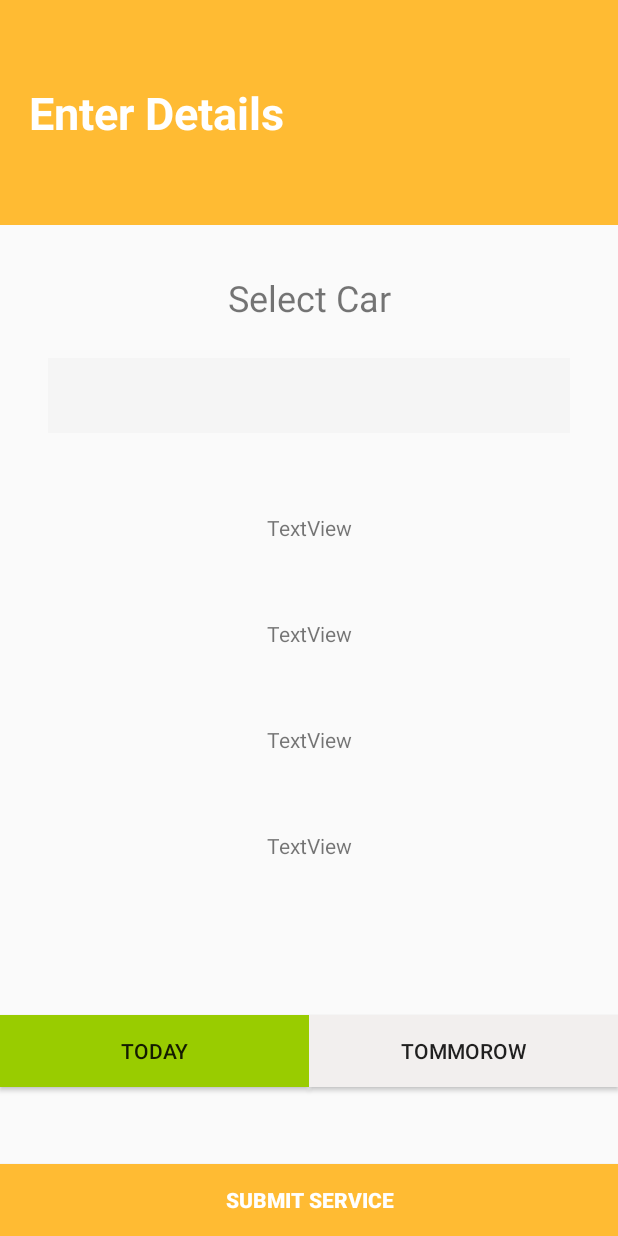
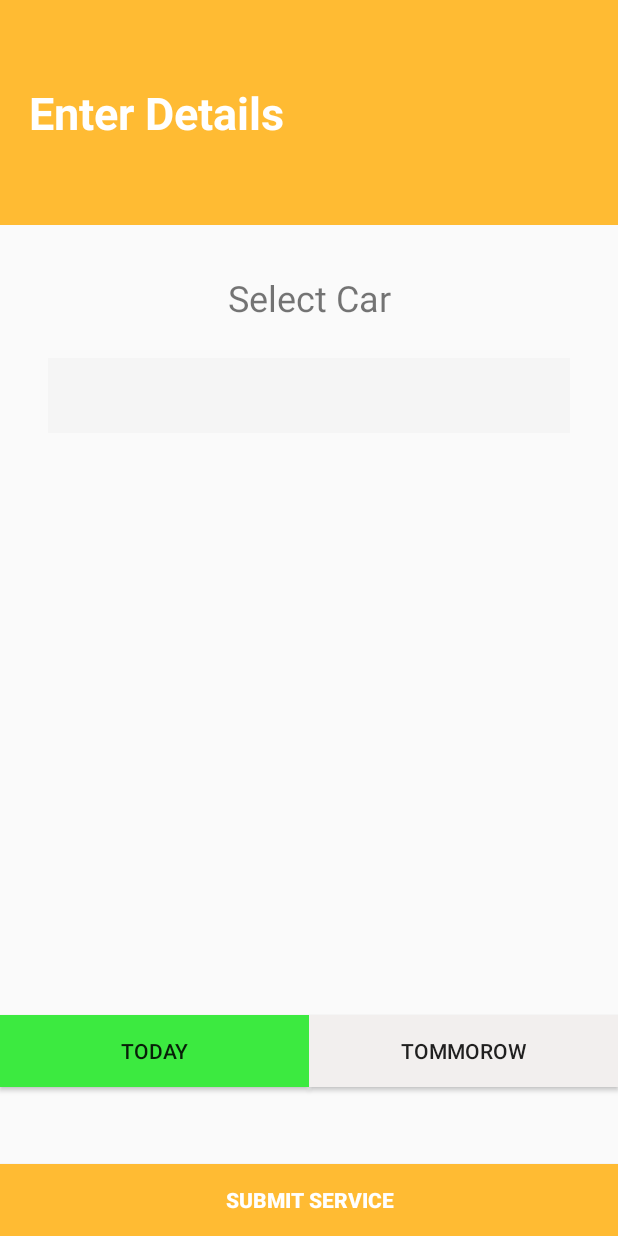
Before and after one commit to ajithsuryathati01/VechileTurn, an Android app: the Details screen opened directly, with no data from a screen before it, on a phone screen of 412 x 824 dp. Run offline under Robolectric (Android 15) with nearby library versions, the phone set to English and light mode, and no system bars; our stand-ins replace Firebase (no records; nobody signed in at launch, a user with empty details on screens opened directly).

Commit message:
Last page error

```diff
--- a/app/src/main/AndroidManifest.xml
+++ b/app/src/main/AndroidManifest.xml
@@ -13,7 +13,8 @@
         android:supportsRtl="true"
         android:theme="@style/Theme.AppCompat.Light.NoActionBar"
         tools:ignore="GoogleAppIndexingWarning">
-        <activity android:name=".Details"></activity>
+        <activity android:name=".Success"></activity>
+        <activity android:name=".Details" />
         <activity android:name=".allServices" />
         <activity android:name=".EmergencyServices" />
         <activity android:name=".AddCar" />
--- a/app/src/main/java/uk/ac/tees/aad/W9506463/Details.java
+++ b/app/src/main/java/uk/ac/tees/aad/W9506463/Details.java
@@ -2,6 +2,7 @@ package uk.ac.tees.aad.W9506463;
 
 import androidx.appcompat.app.AppCompatActivity;
 
+import android.content.Intent;
 import android.graphics.Color;
 import android.os.Bundle;
 import android.util.Log;
@@ -20,7 +21,10 @@ import com.google.firebase.database.DatabaseReference;
 import com.google.firebase.database.FirebaseDatabase;
 import com.google.firebase.database.ValueEventListener;
 
+import java.time.LocalDateTime;
 import java.util.ArrayList;
+import java.util.Calendar;
+import java.util.Date;
 import java.util.List;
 
 public class Details extends AppCompatActivity implements  AdapterView.OnItemSelectedListener{
@@ -29,6 +33,17 @@ public class Details extends AppCompatActivity implements  AdapterView.OnItemSel
     List<String> listCars;
     Spinner spin;
     int Selected;
+    Button today;
+    Button tommarow;
+    Button submit;
+
+
+    TextView name ;
+    TextView model ;
+    TextView brand ;
+    TextView phone ;
+
+    int date = 1;
     @Override
     protected void onCreate(Bundle savedInstanceState) {
         super.onCreate(savedInstanceState);
@@ -42,6 +57,7 @@ public class Details extends AppCompatActivity implements  AdapterView.OnItemSel
         cars = new ArrayList<Car>();
 
         listCars = new ArrayList<String>();
+        submit = findViewById(R.id.submit);
 
 
         myRef.addValueEventListener(new ValueEventListener() {
@@ -76,33 +92,90 @@ public class Details extends AppCompatActivity implements  AdapterView.OnItemSel
 
         spin.setOnItemSelectedListener(this);
 
-        //Creating the ArrayAdapter instance having the country list
-        TextView name = findViewById(R.id.carname);
-        TextView model = findViewById(R.id.model);
-        TextView brand = findViewById(R.id.brand);
-        TextView phone = findViewById(R.id.brand);
 
-        Button today = findViewById(R.id.today);
-        Button tommarow = findViewById(R.id.tommarow);
+       name = findViewById(R.id.carname);
+        model = findViewById(R.id.model);
+         brand = findViewById(R.id.brand);
+      phone = findViewById(R.id.mobile);
 
-        tommarow.setBackgroundColor(Color.parseColor("#F2EFEE"));
+        today = findViewById(R.id.today);
+        tommarow = findViewById(R.id.tommarow);
+
+           today.setOnClickListener(new View.OnClickListener() {
+               @Override
+               public void onClick(View v) {
+                   date = 1;
+                   change();
+               }
+           });
+           tommarow.setOnClickListener(new View.OnClickListener() {
+               @Override
+               public void onClick(View v) {
+                   date =2;
+                   change();
+               }
+           });
+           submit.setOnClickListener(new View.OnClickListener() {
+               @Override
+               public void onClick(View v) {
+                   Date dt = new Date();
+                   Calendar c = Calendar.getInstance();
+                   String ldt="";
+                   if(date == 1){
+                       c.setTime(dt);
+                       ldt = c.toString();
+                   }else{
+                       c.setTime(dt);
+                       c.add(Calendar.DATE, 1);
+                      ldt = c.toString();
+                   }
+                   Intent intent = new Intent(getApplicationContext(),Success.class);
+                   intent.putExtra("car",cars.get(Selected).getCarNumber());
+                   intent.putExtra("date",ldt);
+                   intent.putExtra("service",getIntent().getStringExtra("option"));
+                   startActivity(intent);
+               }
+           });
 
 
 
 
+       change();
+    }
+    public void change()
+    {
+        if(date == 1)
+        {
+            today.setBackgroundColor(Color.parseColor("#3CEA40"));
+            tommarow.setBackgroundColor(Color.parseColor("#F2EFEE"));
+        }else
+        {
+            today.setBackgroundColor(Color.parseColor("#F2EFEE"));
+            tommarow.setBackgroundColor(Color.parseColor("#3CEA40"));
+        }
+
+    }
 
 
-
-
-    }
 
     @Override
     public void onItemSelected(AdapterView<?> parent, View view, int position, long id) {
         Selected = position;
+        fillDetails();
     }
 
     @Override
     public void onNothingSelected(AdapterView<?> parent) {
 
     }
+
+    public  void fillDetails()
+    {
+        Car c = cars.get(Selected);
+        name.setText(c.getCarNumber());
+        model.setText(getIntent().getStringExtra("option"));
+        phone.setText(c.getMobile());
+        brand.setText(c.getCarBrand());
+
+    }
 }
--- a/app/src/main/java/uk/ac/tees/aad/W9506463/allServices.java
+++ b/app/src/main/java/uk/ac/tees/aad/W9506463/allServices.java
@@ -22,7 +22,7 @@ public class allServices extends AppCompatActivity {
             @Override
             public void onClick(View v) {
                 Intent intent  = new Intent(getApplicationContext(),Details.class);
-                intent.putExtra("option","service");
+                intent.putExtra("option","general service");
                 startActivity(intent);
             }
         });
@@ -30,7 +30,7 @@ public class allServices extends AppCompatActivity {
             @Override
             public void onClick(View v) {
                 Intent intent  = new Intent(getApplicationContext(),Details.class);
-                intent.putExtra("option","clean");
+                intent.putExtra("option","cleaning");
                 startActivity(intent);
             }
         });
@@ -38,7 +38,7 @@ public class allServices extends AppCompatActivity {
             @Override
             public void onClick(View v) {
                 Intent intent  = new Intent(getApplicationContext(),Details.class);
-                intent.putExtra("option","spare");
+                intent.putExtra("option","spare part fitting");
                 startActivity(intent);
             }
         });
--- a/app/src/main/res/layout/activity_details.xml
+++ b/app/src/main/res/layout/activity_details.xml
@@ -7,7 +7,7 @@
     tools:context=".Details">
 
     <Button
-        android:id="@+id/button"
+        android:id="@+id/submit"
         android:layout_width="0dp"
         android:layout_height="wrap_content"
         android:background="@android:color/holo_orange_light"
@@ -79,7 +79,6 @@
             android:id="@+id/carname"
             android:layout_width="wrap_content"
             android:layout_height="wrap_content"
-            android:text="@string/textview"
             app:layout_constraintBottom_toTopOf="@+id/brand"
             app:layout_constraintEnd_toEndOf="parent"
             app:layout_constraintStart_toStartOf="parent"
@@ -89,7 +88,6 @@
             android:id="@+id/brand"
             android:layout_width="wrap_content"
             android:layout_height="wrap_content"
-            android:text="@string/textview"
             app:layout_constraintBottom_toTopOf="@+id/model"
             app:layout_constraintEnd_toEndOf="parent"
             app:layout_constraintStart_toStartOf="parent"
@@ -99,7 +97,6 @@
             android:id="@+id/model"
             android:layout_width="wrap_content"
             android:layout_height="wrap_content"
-            android:text="@string/textview"
             app:layout_constraintBottom_toTopOf="@+id/mobile"
             app:layout_constraintEnd_toEndOf="parent"
             app:layout_constraintStart_toStartOf="parent"
@@ -109,7 +106,6 @@
             android:id="@+id/mobile"
             android:layout_width="wrap_content"
             android:layout_height="wrap_content"
-            android:text="@string/textview"
             app:layout_constraintBottom_toBottomOf="parent"
             app:layout_constraintEnd_toEndOf="parent"
             app:layout_constraintStart_toStartOf="parent"
@@ -122,7 +118,7 @@
         android:layout_height="wrap_content"
         android:background="@android:color/holo_green_light"
         android:text="@string/today"
-        app:layout_constraintBottom_toTopOf="@+id/button"
+        app:layout_constraintBottom_toTopOf="@+id/submit"
         app:layout_constraintEnd_toStartOf="@+id/tommarow"
         app:layout_constraintStart_toStartOf="parent"
         app:layout_constraintTop_toBottomOf="@+id/constraintLayout8" />
@@ -132,7 +128,7 @@
         android:layout_width="0dp"
         android:layout_height="wrap_content"
         android:text="@string/tommorow"
-        app:layout_constraintBottom_toTopOf="@+id/button"
+        app:layout_constraintBottom_toTopOf="@+id/submit"
         app:layout_constraintEnd_toEndOf="parent"
         app:layout_constraintStart_toEndOf="@+id/today"
         app:layout_constraintTop_toBottomOf="@+id/constraintLayout8" />
```
Also changed, not shown: app/src/main/java/uk/ac/tees/aad/W9506463/Success.java (added, +15 -0 lines), app/src/main/res/layout/activity_success.xml (added, +27 -0 lines), app/src/main/res/drawable/right.jpg (added).
